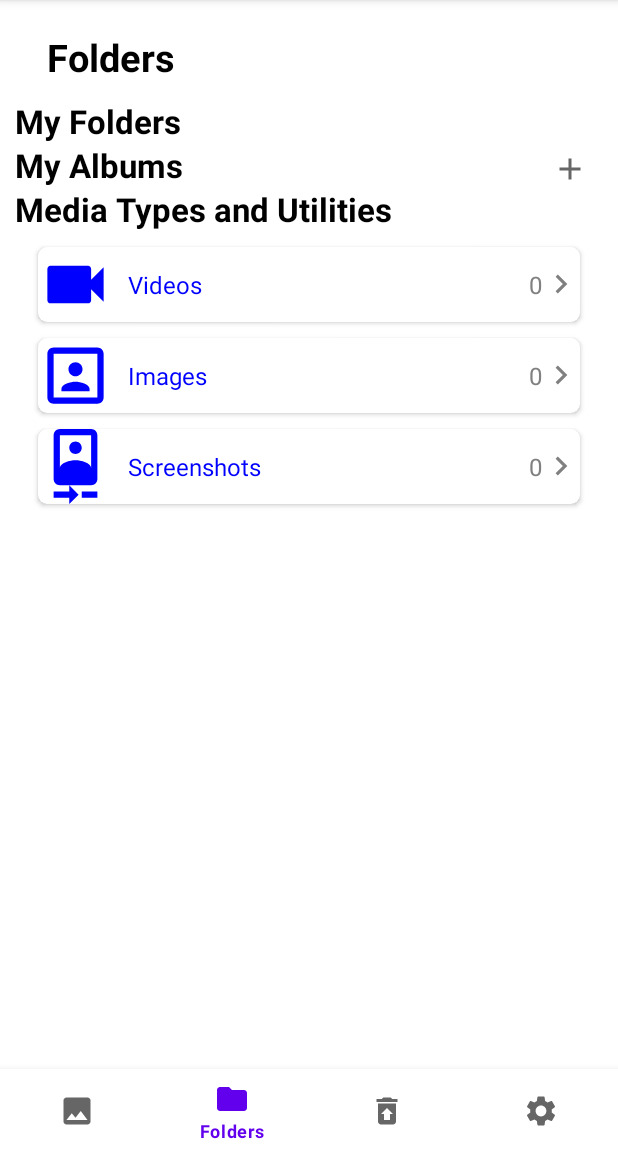
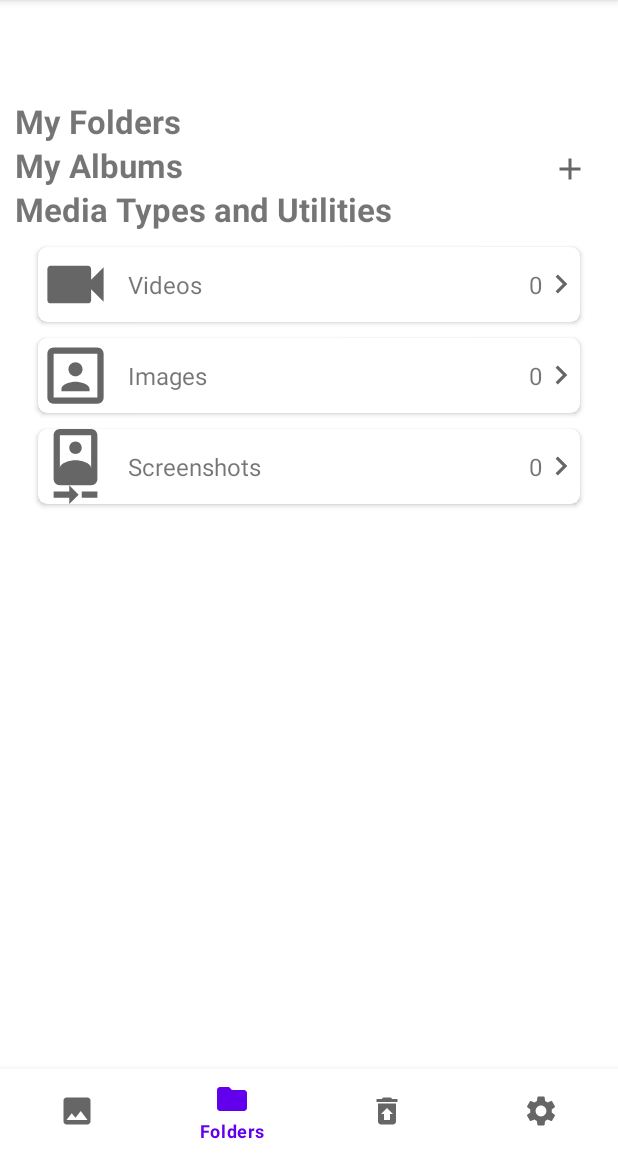
Before and after one commit to thanhanofhcmus/GalleryG2, an Android app: the FoldersFragment screen opened through its navigation route, on a phone screen of 412 x 824 dp, the part 83-1236 px from its top. Run offline under Robolectric (Android 15) with nearby library versions, the phone set to English and light mode, and no system bars; our stand-ins replace navigation-ui.

Commit message:
replace color

```diff
--- a/app/src/main/java/com/gnine/galleryg2/adapters/ImageRecyclerViewAdapter.java
+++ b/app/src/main/java/com/gnine/galleryg2/adapters/ImageRecyclerViewAdapter.java
@@ -10,6 +10,9 @@ import androidx.annotation.NonNull;
 import androidx.recyclerview.widget.RecyclerView;
 
 import com.bumptech.glide.Glide;
+import com.bumptech.glide.load.resource.bitmap.CenterCrop;
+import com.bumptech.glide.load.resource.bitmap.RoundedCorners;
+import com.bumptech.glide.request.RequestOptions;
 import com.gnine.galleryg2.data.ImageData;
 import com.gnine.galleryg2.R;
 
--- a/app/src/main/res/drawable/ic_folder.xml
+++ b/app/src/main/res/drawable/ic_folder.xml
@@ -1,4 +1,4 @@
-<vector android:height="24dp" android:tint="#0000FF"
+<vector android:height="24dp" android:tint="?attr/colorControlNormal"
     android:viewportHeight="24" android:viewportWidth="24"
     android:width="24dp" xmlns:android="http://schemas.android.com/apk/res/android">
     <path android:fillColor="@android:color/white" android:pathData="M10,4H4c-1.1,0 -1.99,0.9 -1.99,2L2,18c0,1.1 0.9,2 2,2h16c1.1,0 2,-0.9 2,-2V8c0,-1.1 -0.9,-2 -2,-2h-8l-2,-2z"/>
--- a/app/src/main/res/drawable/ic_right.xml
+++ b/app/src/main/res/drawable/ic_right.xml
@@ -1,4 +1,4 @@
-<vector android:height="24dp" android:tint="#FF808080"
+<vector android:height="24dp" android:tint="?attr/colorControlNormal"
     android:viewportHeight="24" android:viewportWidth="24"
     android:width="24dp" xmlns:android="http://schemas.android.com/apk/res/android">
     <path android:fillColor="@android:color/white" android:pathData="M10,6L8.59,7.41 13.17,12l-4.58,4.59L10,18l6,-6z"/>
--- a/app/src/main/res/drawable/ic_screenshot.xml
+++ b/app/src/main/res/drawable/ic_screenshot.xml
@@ -1,4 +1,4 @@
-<vector android:height="24dp" android:tint="#0000FF"
+<vector android:height="24dp" android:tint="?attr/colorControlNormal"
     android:viewportHeight="24" android:viewportWidth="24"
     android:width="24dp" xmlns:android="http://schemas.android.com/apk/res/android">
     <path android:fillColor="@android:color/white" android:pathData="M10,20L5,20v2h5v2l3,-3 -3,-3v2zM14,20v2h5v-2h-5zM12,8c1.1,0 2,-0.9 2,-2s-0.9,-2 -2,-2 -1.99,0.9 -1.99,2S10.9,8 12,8zM17,0L7,0C5.9,0 5,0.9 5,2v14c0,1.1 0.9,2 2,2h10c1.1,0 2,-0.9 2,-2L19,2c0,-1.1 -0.9,-2 -2,-2zM7,2h10v10.5c0,-1.67 -3.33,-2.5 -5,-2.5s-5,0.83 -5,2.5L7,2z"/>
--- a/app/src/main/res/drawable/ic_selfie.xml
+++ b/app/src/main/res/drawable/ic_selfie.xml
@@ -1,4 +1,4 @@
-<vector android:height="24dp" android:tint="#0000FF"
+<vector android:height="24dp" android:tint="?attr/colorControlNormal"
     android:viewportHeight="24" android:viewportWidth="24"
     android:width="24dp" xmlns:android="http://schemas.android.com/apk/res/android">
     <path android:fillColor="@android:color/white" android:pathData="M12,12.25c1.24,0 2.25,-1.01 2.25,-2.25S13.24,7.75 12,7.75 9.75,8.76 9.75,10s1.01,2.25 2.25,2.25zM16.5,16.25c0,-1.5 -3,-2.25 -4.5,-2.25s-4.5,0.75 -4.5,2.25L7.5,17h9v-0.75zM19,3L5,3c-1.1,0 -2,0.9 -2,2v14c0,1.1 0.9,2 2,2h14c1.1,0 2,-0.9 2,-2L21,5c0,-1.1 -0.9,-2 -2,-2zM19,19L5,19L5,5h14v14z"/>
--- a/app/src/main/res/drawable/ic_video.xml
+++ b/app/src/main/res/drawable/ic_video.xml
@@ -1,4 +1,4 @@
-<vector android:height="24dp" android:tint="#0000FF"
+<vector android:height="24dp" android:tint="?attr/colorControlNormal"
     android:viewportHeight="24" android:viewportWidth="24"
     android:width="24dp" xmlns:android="http://schemas.android.com/apk/res/android">
     <path android:fillColor="@android:color/white" android:pathData="M17,10.5V7c0,-0.55 -0.45,-1 -1,-1H4c-0.55,0 -1,0.45 -1,1v10c0,0.55 0.45,1 1,1h12c0.55,0 1,-0.45 1,-1v-3.5l4,4v-11l-4,4z"/>
--- a/app/src/main/res/layout/folder_item.xml
+++ b/app/src/main/res/layout/folder_item.xml
@@ -22,8 +22,7 @@
         android:text="New Folder"
         android:paddingLeft="5dp"
         android:singleLine="true"
-        android:ellipsize="start"
-        android:textColor="@color/black">
+        android:ellipsize="start">
 
     </TextView>
     <TextView
@@ -32,8 +31,7 @@
         android:layout_height="wrap_content"
         android:textSize="16sp"
         android:text="0"
-        android:paddingLeft="5dp"
-        android:textColor="#FF808080">
+        android:paddingLeft="5dp">
 
     </TextView>
 
--- a/app/src/main/res/layout/fragment_folders.xml
+++ b/app/src/main/res/layout/fragment_folders.xml
@@ -5,7 +5,6 @@
     android:layout_width="match_parent"
     android:layout_height="match_parent"
     tools:context=".fragments.FoldersFragment"
-    android:background="@color/white"
     android:clickable="true"
     android:id="@+id/fragmentFolders">
 
@@ -19,7 +18,6 @@
             android:layout_width="match_parent"
             android:layout_height="wrap_content"
             android:id="@+id/toolbar"
-            android:background="@color/white"
             android:theme="@style/ThemeOverlay.AppCompat.Dark.ActionBar">
 
             <TextView
@@ -28,7 +26,6 @@
                 android:text="Folders"
                 android:textSize="25sp"
                 android:textStyle="bold"
-                android:textColor="@color/black"
                 android:paddingLeft="5dp"/>
 
         </androidx.appcompat.widget.Toolbar>
@@ -48,7 +45,6 @@
                     android:textSize="22sp"
                     android:textStyle="bold"
                     android:text="My Folders"
-                    android:textColor="@color/black"
                     android:layout_weight="1"/>
 
                 <androidx.recyclerview.widget.RecyclerView
@@ -66,7 +62,6 @@
                         android:textSize="22sp"
                         android:textStyle="bold"
                         android:text="My Albums"
-                        android:textColor="@color/black"
                         android:layout_weight="1"/>
 
                     <ImageButton
@@ -91,8 +86,7 @@
                     android:layout_height="wrap_content"
                     android:textSize="22sp"
                     android:textStyle="bold"
-                    android:text="Media Types and Utilities"
-                    android:textColor="@color/black"/>
+                    android:text="Media Types and Utilities"/>
 
                 <androidx.recyclerview.widget.RecyclerView
                     android:id="@+id/rcv_types"
--- a/app/src/main/res/layout/types_item.xml
+++ b/app/src/main/res/layout/types_item.xml
@@ -29,7 +29,6 @@
             android:text="Temp Type"
             android:paddingLeft="10dp"
             android:layout_gravity="center_vertical"
-            android:textColor="@color/blue"
             android:layout_weight="1">
 
         </TextView>
@@ -40,8 +39,7 @@
             android:textSize="16sp"
             android:text="0"
             android:paddingLeft="10dp"
-            android:layout_gravity="center_vertical"
-            android:textColor="#FF808080">
+            android:layout_gravity="center_vertical">
 
         </TextView>
         <ImageView
```
